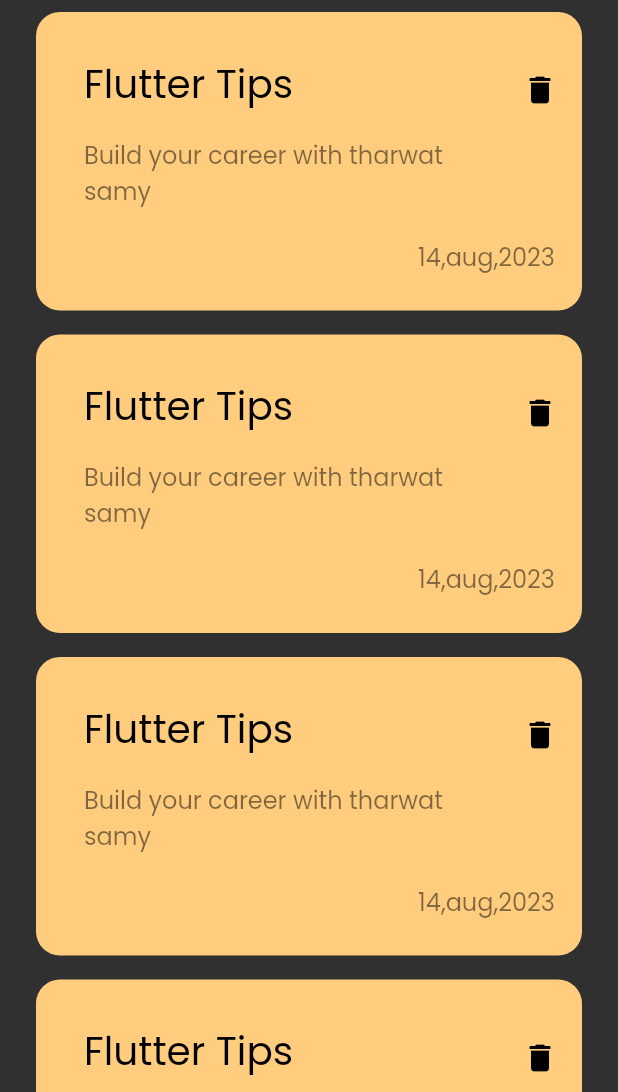
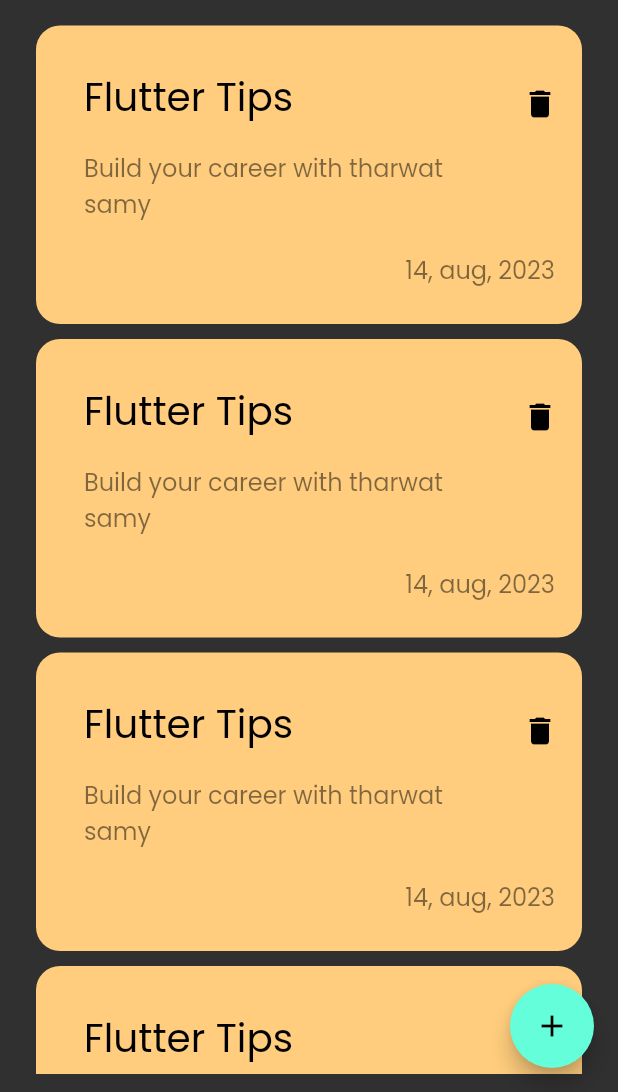
Before and after one commit to Rajab-Alkahef/note_app, a Flutter app: the screen it shows after launch, on a phone screen of 412 x 824 dp, the part 144-1236 px from its top. Run offline on Flutter 3.47's test engine with Material 2 defaults, Android fonts, the phone set to English and light mode, and no system bars.

Commit message:
add floating action button

```diff
--- a/lib/Views/note_view.dart
+++ b/lib/Views/note_view.dart
@@ -8,8 +8,12 @@ class notesView extends StatelessWidget {
 
   @override
   Widget build(BuildContext context) {
-    return const Scaffold(
-      body: NotesViewBody(),
+    return Scaffold(
+      floatingActionButton: FloatingActionButton(
+        onPressed: () {},
+        child: Icon(Icons.add),
+      ),
+      body: const NotesViewBody(),
     );
   }
 }
--- a/lib/Views/widgets/custom_note_item.dart
+++ b/lib/Views/widgets/custom_note_item.dart
@@ -41,7 +41,7 @@ class NotesItem extends StatelessWidget {
           Padding(
             padding: const EdgeInsets.only(right: 18.0),
             child: Text(
-              '14,aug,2023',
+              '14, aug, 2023',
               style: TextStyle(
                 fontSize: 16,
                 color: Colors.black.withOpacity(0.5),
--- a/lib/Views/widgets/note_list_view.dart
+++ b/lib/Views/widgets/note_list_view.dart
@@ -7,13 +7,17 @@ class NoteListView extends StatelessWidget {
 
   @override
   Widget build(BuildContext context) {
-    return ListView.builder(
-      itemBuilder: (context, index) {
-        return Padding(
-          padding: const EdgeInsets.symmetric(vertical: 8.0),
-          child: NotesItem(),
-        );
-      },
+    return Padding(
+      padding: const EdgeInsets.symmetric(vertical: 12.0),
+      child: ListView.builder(
+        padding: EdgeInsets.zero,
+        itemBuilder: (context, index) {
+          return Padding(
+            padding: const EdgeInsets.symmetric(vertical: 5.0),
+            child: NotesItem(),
+          );
+        },
+      ),
     );
   }
 }
```
